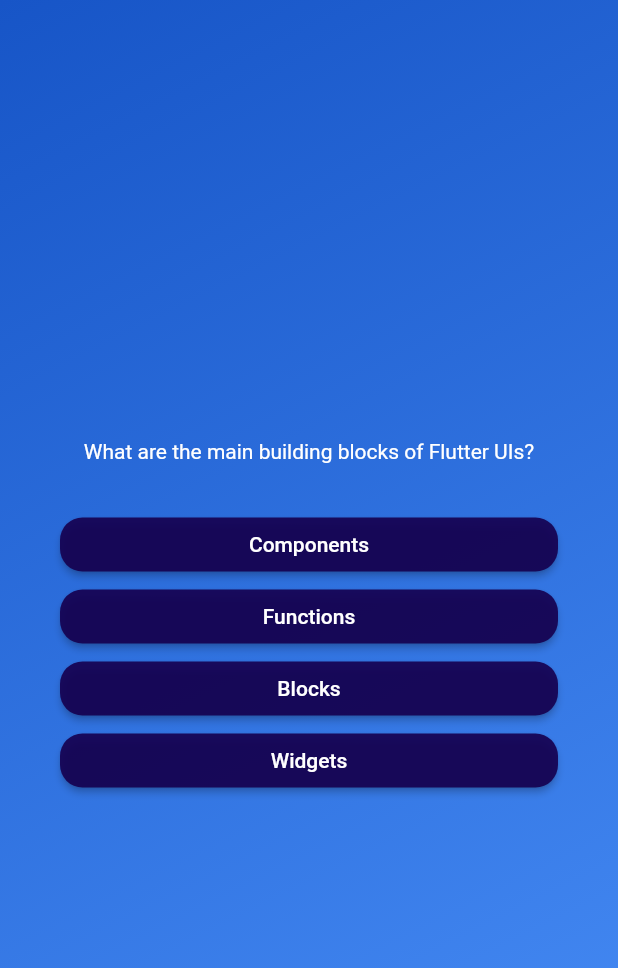
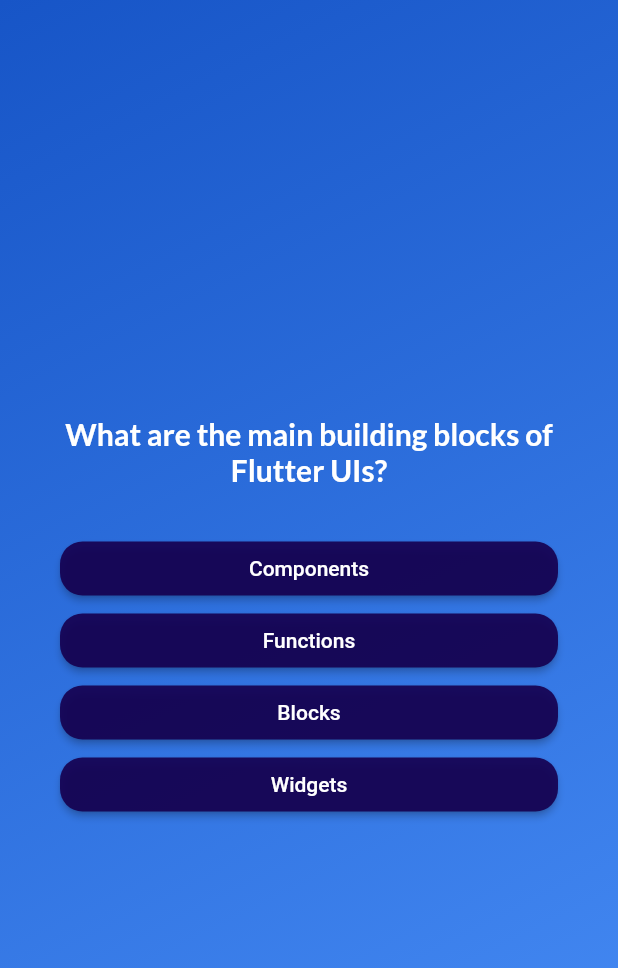
Before and after one commit to omarzouaoui1/QuizApp, a Flutter app: the screen it shows after launch, after a tap on "Start Quiz", on a phone screen of 412 x 824 dp. Shown: the top 968 px of the screen. Run offline on Flutter 3.47's test engine with Material 2 defaults, Android fonts, the phone set to English and light mode, and no system bars; our stand-ins replace google_fonts.

Commit message:
advenced part

```diff
--- a/flutter_quiz_app/lib/answer_button.dart
+++ b/flutter_quiz_app/lib/answer_button.dart
@@ -22,7 +22,10 @@ class AnswerButton extends StatelessWidget {
           borderRadius: BorderRadius.circular(15),
         ),
       ),
-      child: Text(answerText),
+      child: Text(
+        answerText,
+        textAlign: TextAlign.center,
+      ),
     );
   }
 }
--- a/flutter_quiz_app/lib/main.dart
+++ b/flutter_quiz_app/lib/main.dart
@@ -10,6 +10,6 @@ class MyApp extends StatelessWidget {
 
   @override
   Widget build(BuildContext context) {
-    return Quiz();
+    return const Quiz();
   }
 }
--- a/flutter_quiz_app/lib/questions_screen.dart
+++ b/flutter_quiz_app/lib/questions_screen.dart
@@ -1,6 +1,7 @@
 import 'package:flutter/material.dart';
 import 'package:flutter_quiz_app/answer_button.dart';
 import 'package:flutter_quiz_app/data/questions.dart';
+import 'package:google_fonts/google_fonts.dart';
 
 class QuestionsScreen extends StatefulWidget {
   const QuestionsScreen({super.key});
@@ -31,8 +32,10 @@ class _QuestionsScreenState extends State<QuestionsScreen> {
           children: [
             Text(
               currentQuestion.text,
-              style: const TextStyle(
+              style: GoogleFonts.lato(
                 color: Colors.white,
+                fontSize: 20,
+                fontWeight: FontWeight.bold,
               ),
               textAlign: TextAlign.center,
             ),
--- a/flutter_quiz_app/pubspec.yaml
+++ b/flutter_quiz_app/pubspec.yaml
@@ -34,6 +34,7 @@ dependencies:
   # The following adds the Cupertino Icons font to your application.
   # Use with the CupertinoIcons class for iOS style icons.
   cupertino_icons: ^1.0.2
+  google_fonts: ^5.0.0
 
 dev_dependencies:
   flutter_test:
```
Also changed, not shown: flutter_quiz_app/pubspec.lock, 1 other file.
